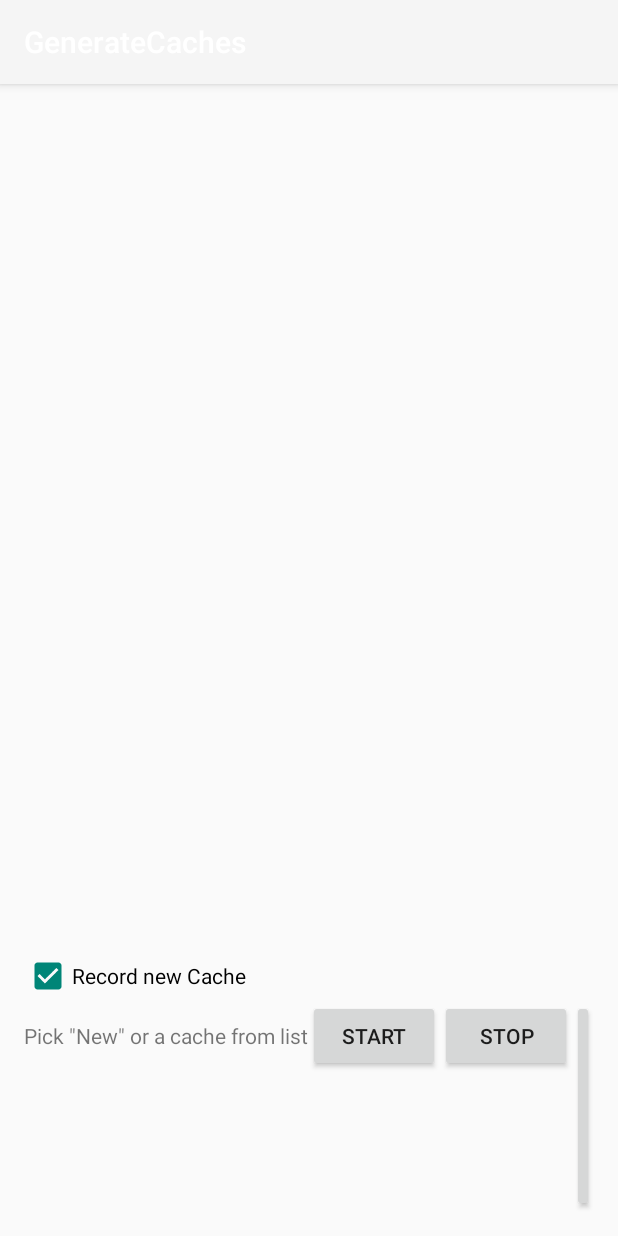
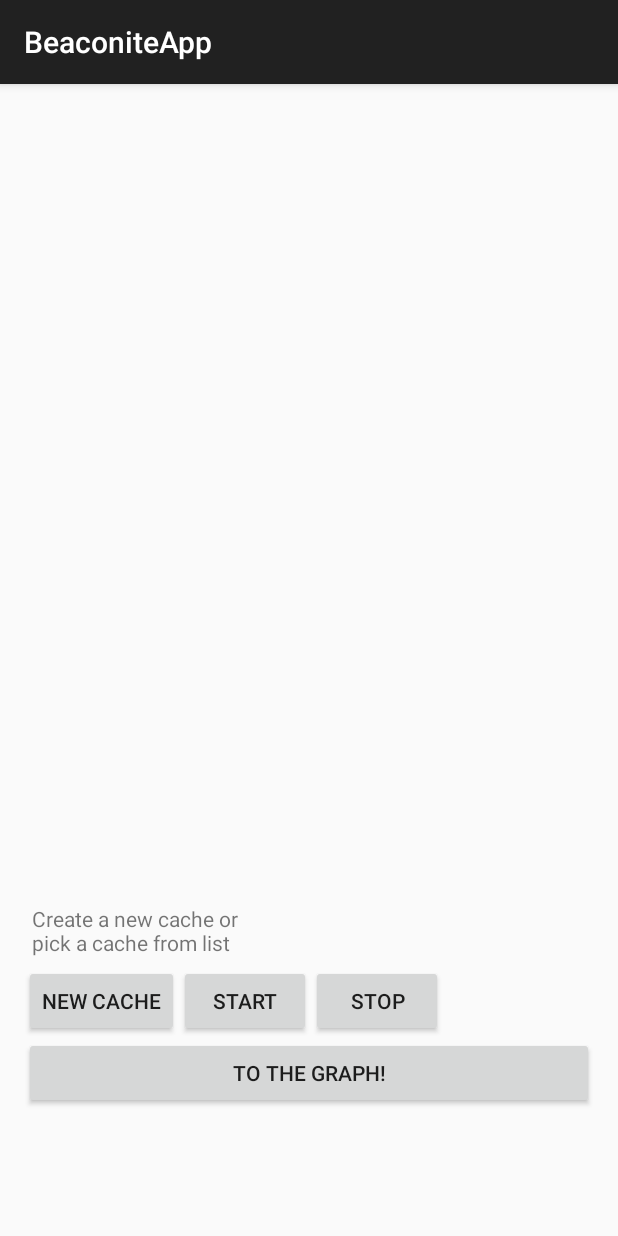
Before and after one commit to CaptBlackTea/Beaconite, an Android app: the GenerateCaches screen opened directly, with no data from a screen before it, on a phone screen of 412 x 824 dp. Run offline under Robolectric (Android 15) with nearby library versions, the phone set to English and light mode, and no system bars; 1 statement that could not run was skipped.

Commit message:
* Work in progress: implementing an Activity to record Caches ** nothing much to see currently...

```diff
--- a/app/src/main/AndroidManifest.xml
+++ b/app/src/main/AndroidManifest.xml
@@ -44,10 +44,7 @@
             android:label="Graph"
             android:parentActivityName=".RangingActivity">
         </activity>
-        <activity
-            android:name=".GenerateCaches"
-            android:label="@string/title_activity_generate_caches"
-            android:theme="@style/AppTheme.NoActionBar">
+        <activity android:name=".GenerateCaches">
         </activity>
     </application>
 
--- a/app/src/main/java/com/example/deas/beaconite/GenerateCaches.java
+++ b/app/src/main/java/com/example/deas/beaconite/GenerateCaches.java
@@ -1,26 +1,107 @@
 package com.example.deas.beaconite;
 
+import android.content.ComponentName;
+import android.content.Context;
+import android.content.Intent;
+import android.content.ServiceConnection;
 import android.os.Bundle;
+import android.os.IBinder;
 import android.support.v7.app.AppCompatActivity;
-import android.support.v7.widget.Toolbar;
+import android.util.Log;
 
 public class GenerateCaches extends AppCompatActivity {
+
+	protected static final String TAG = "GenerateCachesActivity";
+
+	// the Service
+	private BeaconDataService mService;
+	private boolean mIsBound = false;
+	private Intent beaconDataServiceIntent;
+
+	/**
+	 * Defines callbacks for service binding, passed to bindService()
+	 */
+	private ServiceConnection mConnection
+			= new ServiceConnection() {
+
+		@Override
+		public void onServiceConnected(ComponentName className, IBinder service) {
+			// We've bound to BeaconDataService, cast the IBinder and get BeaconDataService instance
+
+			// This is called when the connection with the service has been
+			// established, giving us the service object we can use to
+			// interact with the service.  Because we have bound to a explicit
+			// service that we know is running in our own process, we can
+			// cast its IBinder to a concrete class and directly access it.
+
+			BeaconDataService.BeaconDataBinder serviceBinder = (BeaconDataService.BeaconDataBinder)
+					service;
+			mService = serviceBinder.getService();
+			mIsBound = true;
+
+			Log.d(TAG, "------ on Service connected was called. mService, mIsBound: " + mService
+					+ ", " + mIsBound);
+
+//			Log.d(TAG, "AllMyBeacons " + mService.getAllMyBeacons());
+
+		}
+
+		@Override
+		public void onServiceDisconnected(ComponentName arg0) {
+			mIsBound = false;
+			Log.d(TAG, "********** SERVICE WAS DISCONNECTED!");
+		}
+	};
+
 
 	@Override
 	protected void onCreate(Bundle savedInstanceState) {
 		super.onCreate(savedInstanceState);
 		setContentView(R.layout.activity_generate_caches);
-		Toolbar toolbar = (Toolbar) findViewById(R.id.toolbar);
-		setSupportActionBar(toolbar);
 
-//		FloatingActionButton fab = (FloatingActionButton) findViewById(R.id.fab);
-//		fab.setOnClickListener(new View.OnClickListener() {
-//			@Override
-//			public void onClick(View view) {
-//				Snackbar.make(view, "Replace with your own action", Snackbar.LENGTH_LONG)
-//						.setAction("Action", null).show();
-//			}
-//		});
+		beaconDataServiceIntent = new Intent(this, BeaconDataService.class);
+
+		Log.d(TAG, "#### CREATE");
 	}
 
+	@Override
+	protected void onDestroy() {
+		super.onDestroy();
+
+		if (mIsBound) {
+			unbindService(mConnection);
+			mIsBound = false;
+		}
+	}
+
+	@Override
+	protected void onStop() {
+		super.onStop();
+
+		// Unbind from the service
+		Log.d(TAG, "#### STOP: mIsBound: " + mIsBound + " mService: " + mService);
+		if (mIsBound) {
+			unbindService(mConnection);
+			mIsBound = false;
+		}
+	}
+
+	@Override
+	protected void onPause() {
+		super.onPause();
+	}
+
+	@Override
+	protected void onResume() {
+		super.onResume();
+	}
+
+	@Override
+	protected void onStart() {
+		super.onStart();
+
+		// Bind to BeaconDataService
+		bindService(beaconDataServiceIntent, mConnection, Context.BIND_AUTO_CREATE);
+		Log.d(TAG, "#### START: mIsBound: " + mIsBound + " mService: " + mService);
+	}
 }
--- a/app/src/main/res/layout/activity_generate_caches.xml
+++ b/app/src/main/res/layout/activity_generate_caches.xml
@@ -1,36 +1,79 @@
 <?xml version="1.0" encoding="utf-8"?>
-<android.support.design.widget.CoordinatorLayout
+<LinearLayout
     xmlns:android="http://schemas.android.com/apk/res/android"
-    xmlns:app="http://schemas.android.com/apk/res-auto"
     xmlns:tools="http://schemas.android.com/tools"
     android:layout_width="match_parent"
     android:layout_height="match_parent"
-    android:fitsSystemWindows="true"
-    tools:context="com.example.deas.beaconite.GenerateCaches">
+    android:orientation="vertical"
+    android:paddingBottom="@dimen/activity_vertical_margin"
+    android:paddingLeft="@dimen/activity_horizontal_margin"
+    android:paddingRight="@dimen/activity_horizontal_margin"
+    android:paddingTop="@dimen/activity_vertical_margin"
+    tools:context="com.example.deas.beaconite.GenerateCaches"
+    android:baselineAligned="false">
 
-    <android.support.design.widget.AppBarLayout
-        android:layout_width="match_parent"
-        android:layout_height="wrap_content"
-        android:theme="@style/AppTheme.AppBarOverlay">
+    <ListView
+        android:id="@+id/listOfRecordedCaches"
+        android:layout_width="wrap_content"
+        android:layout_height="0dp"
+        android:layout_weight="5"
+        android:scrollbarAlwaysDrawVerticalTrack="true"
+        android:scrollbars="vertical"
+        android:divider="@android:drawable/divider_horizontal_dark"
+        android:headerDividersEnabled="false"
+        tools:listitem="@android:layout/simple_list_item_1">
 
-        <android.support.v7.widget.Toolbar
-            android:id="@+id/toolbar"
-            android:layout_width="match_parent"
-            android:layout_height="?attr/actionBarSize"
-            android:background="?attr/colorPrimary"
-            app:popupTheme="@style/AppTheme.PopupOverlay"/>
-
-    </android.support.design.widget.AppBarLayout>
-
-    <include layout="@layout/content_generate_caches"/>
+    </ListView>
 
 
-    <!--<android.support.design.widget.FloatingActionButton-->
-    <!--android:id="@+id/fab"-->
-    <!--android:layout_width="wrap_content"-->
-    <!--android:layout_height="wrap_content"-->
-    <!--android:layout_gravity="bottom|end"-->
-    <!--android:layout_margin="@dimen/fab_margin"-->
-    <!--android:src="@android:drawable/ic_dialog_email"/>-->
+    <RelativeLayout
+        android:layout_width="wrap_content"
+        android:layout_height="0dp"
+        android:layout_weight="2">
 
-</android.support.design.widget.CoordinatorLayout>
+
+        <TextView
+            android:id="@+id/recordThisCache"
+            android:layout_width="150dp"
+            android:layout_height="wrap_content"
+            android:padding="5dp"
+            android:text="@string/cacheRecordText">
+        </TextView>
+
+        <Button
+            android:id="@+id/makeNewCache"
+            android:layout_width="wrap_content"
+            android:layout_height="wrap_content"
+            android:layout_below="@id/recordThisCache"
+            android:text="@string/newCache"
+            />
+
+        <Button
+            android:id="@+id/startCacheRecordBtn"
+            android:layout_width="wrap_content"
+            android:layout_height="wrap_content"
+            android:layout_below="@id/recordThisCache"
+            android:layout_toRightOf="@id/makeNewCache"
+            android:text="@string/startCacheRecording"
+            />
+
+        <Button
+            android:id="@+id/stopCacheRecordBtn"
+            android:layout_width="wrap_content"
+            android:layout_height="wrap_content"
+            android:layout_below="@id/recordThisCache"
+            android:layout_toRightOf="@id/startCacheRecordBtn"
+            android:text="@string/stopCacheRecording"
+            />
+
+        <Button
+            android:layout_width="match_parent"
+            android:layout_height="wrap_content"
+            android:layout_below="@id/stopCacheRecordBtn"
+            android:layout_gravity="center"
+            android:onClick="onGraphBtnClicked"
+            android:text="@string/startGraphActivity"
+            android:layout_alignParentBottom="false"/>
+    </RelativeLayout>
+
+</LinearLayout>
--- a/app/src/main/res/layout/content_generate_caches.xml
+++ /dev/null
@@ -1,65 +0,0 @@
-<?xml version="1.0" encoding="utf-8"?>
-<LinearLayout
-    xmlns:android="http://schemas.android.com/apk/res/android"
-    xmlns:app="http://schemas.android.com/apk/res-auto"
-    xmlns:tools="http://schemas.android.com/tools"
-    android:layout_width="match_parent"
-    android:layout_height="match_parent"
-    android:orientation="vertical"
-    android:paddingBottom="@dimen/activity_vertical_margin"
-    android:paddingLeft="@dimen/activity_horizontal_margin"
-    android:paddingRight="@dimen/activity_horizontal_margin"
-    android:paddingTop="@dimen/activity_vertical_margin"
-    app:layout_behavior="@string/appbar_scrolling_view_behavior"
-    tools:context="com.example.deas.beaconite.GenerateCaches"
-    tools:showIn="@layout/activity_generate_caches">
-
-    <ListView
-        android:id="@+id/listOfRecordedCaches"
-        android:layout_width="wrap_content"
-        android:layout_height="0dp"
-        android:layout_weight="4"
-        android:scrollbarAlwaysDrawVerticalTrack="true"
-        android:scrollbars="vertical">
-
-    </ListView>
-
-    <CheckBox
-        android:layout_width="wrap_content"
-        android:layout_height="wrap_content"
-        android:checked="true"
-        android:text="Record new Cache"/>
-
-
-    <LinearLayout
-        android:layout_width="wrap_content"
-        android:layout_height="0dp"
-        android:layout_weight="1">
-
-        <TextView
-            android:layout_width="wrap_content"
-            android:layout_height="wrap_content"
-            android:text="@string/cacheRecordText">
-        </TextView>
-
-        <Button
-            android:id="@+id/startCacheRecordBtn"
-            android:layout_width="wrap_content"
-            android:layout_height="wrap_content"
-            android:text="@string/startCacheRecording"/>
-
-        <Button
-            android:id="@+id/stopCacheRecordBtn"
-            android:layout_width="wrap_content"
-            android:layout_height="wrap_content"
-            android:text="@string/stopCacheRecording"/>
-
-        <Button
-            android:layout_width="match_parent"
-            android:layout_height="wrap_content"
-            android:layout_gravity="center"
-            android:onClick="onGraphBtnClicked"
-            android:text="@string/startGraphActivity"/>
-    </LinearLayout>
-
-</LinearLayout>
--- a/app/src/main/res/values/strings.xml
+++ b/app/src/main/res/values/strings.xml
@@ -20,6 +20,7 @@
     <string name="title_activity_generate_caches">GenerateCaches</string>
     <string name="startCacheRecording">Start</string>
     <string name="stopCacheRecording">Stop</string>
-    <string name="cacheRecordText">Pick \"New\" or a cache from list</string>
+    <string name="cacheRecordText">Create a new cache or pick a cache from list</string>
     <string name="startGraphActivity">To the Graph!</string>
+    <string name="newCache">New Cache</string>
 </resources>
```
Also changed, not shown: app/src/main/assets/logback.xml (deleted, +0 -81 lines), app/src/main/res/values/styles.xml (+7 -0 lines), 2 other files.
